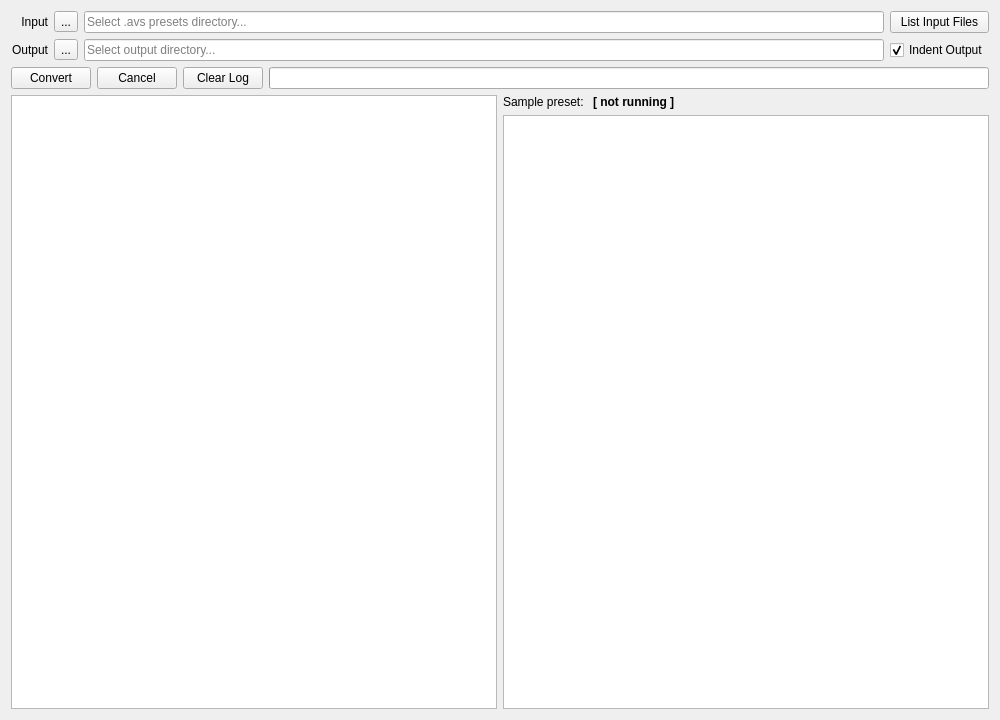
Old version of the form mainwindow.ui in the repository grandchild/AVS-File-Decoder-Qt.
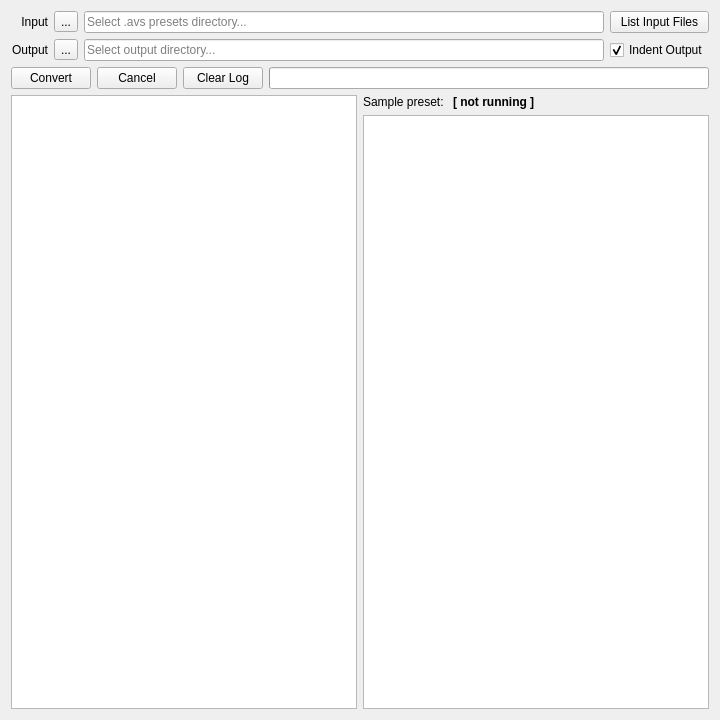
New version of the form.

Commit message: Added C-style comment parsing (//...) for JSON config files. It's not valid JSON anymore, but it's worth it for keeping the comments, and they're easy to parse out. Resized UI.

What changed in the file:
```diff
--- a/mainwindow.ui
+++ b/mainwindow.ui
@@ -6,7 +6,7 @@
    <rect>
     <x>0</x>
     <y>0</y>
-    <width>1000</width>
+    <width>720</width>
     <height>720</height>
    </rect>
   </property>
```
Left out of the diff: 3 changed lines with no effect on the pictures. The commit also changes 3 other files.
